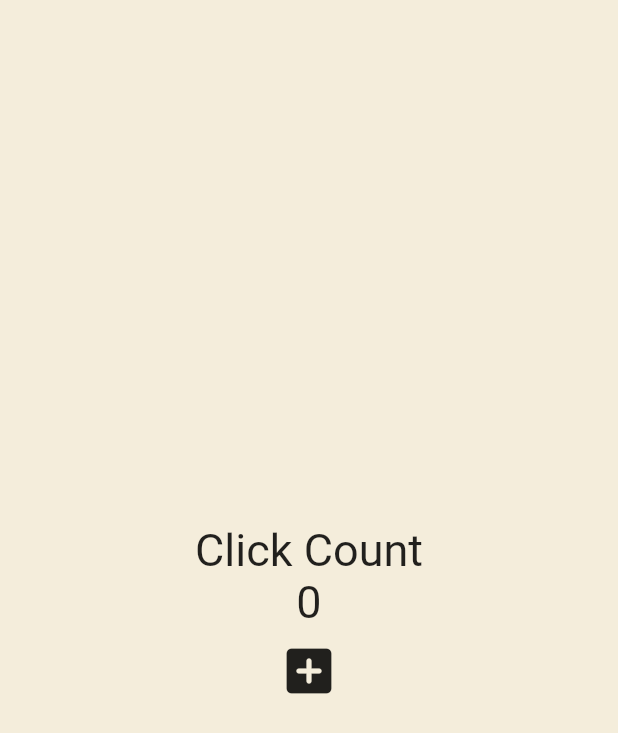
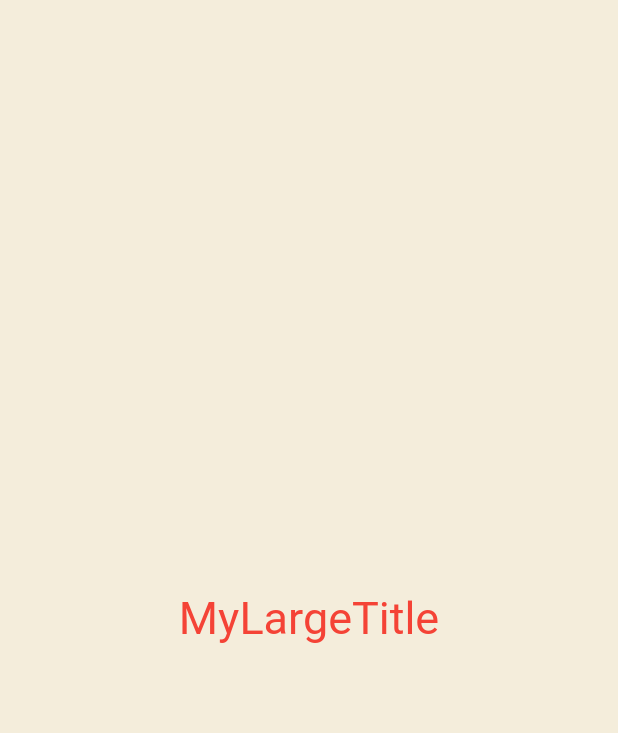
Before and after one commit to cruway/crutoon, a Flutter app: the screen it shows after launch, on a phone screen of 412 x 824 dp. Shown: the top 733 px of the screen. Run offline on Flutter 3.47's test engine with Material 2 defaults, Android fonts, the phone set to English and light mode, and no system bars.

Commit message:
buildContext practice

```diff
--- a/lib/main.dart
+++ b/lib/main.dart
@@ -13,45 +13,64 @@ class App2 extends StatefulWidget {
 }
 
 class _App2State extends State<App2> {
-  int counter = 0;
+  // int counter = 0;
 
-  void onClicked() {
-    setState(() {
-      counter = counter + 1;
-    });
-  }
+  // void onClicked() {
+  //   setState(() {
+  //     counter = counter + 1;
+  //   });
+  // }
 
   @override
   Widget build(BuildContext context) {
     return MaterialApp(
-      home: Scaffold(
-        backgroundColor: const Color(0xFFF4EDDB),
+      theme: ThemeData(
+        textTheme: const TextTheme(
+          titleLarge: TextStyle(
+            color: Colors.red,
+          ),
+        ),
+      ),
+      home: const Scaffold(
+        backgroundColor: Color(0xFFF4EDDB),
         body: Center(
           child: Column(
             mainAxisAlignment: MainAxisAlignment.center,
             children: [
-              const Text(
-                'Click Count',
-                style: TextStyle(
-                  fontSize: 30,
-                ),
-              ),
-              Text(
-                '$counter',
-                style: const TextStyle(
-                  fontSize: 30,
-                ),
-              ),
-              IconButton(
-                iconSize: 40,
-                onPressed: onClicked,
-                icon: const Icon(
-                  Icons.add_box_rounded,
-                ),
-              ),
+              MyLargeTitle(),
+              // Text(
+              //   '$counter',
+              //   style: const TextStyle(
+              //     fontSize: 30,
+              //   ),
+              // ),
+              // IconButton(
+              //   iconSize: 40,
+              //   onPressed: onClicked,
+              //   icon: const Icon(
+              //     Icons.add_box_rounded,
+              //   ),
+              // ),
             ],
           ),
         ),
+      ),
+    );
+  }
+}
+
+class MyLargeTitle extends StatelessWidget {
+  const MyLargeTitle({
+    super.key,
+  });
+
+  @override
+  Widget build(BuildContext context) {
+    return Text(
+      'MyLargeTitle',
+      style: TextStyle(
+        fontSize: 30,
+        color: Theme.of(context).textTheme.titleLarge!.color,
       ),
     );
   }
```
